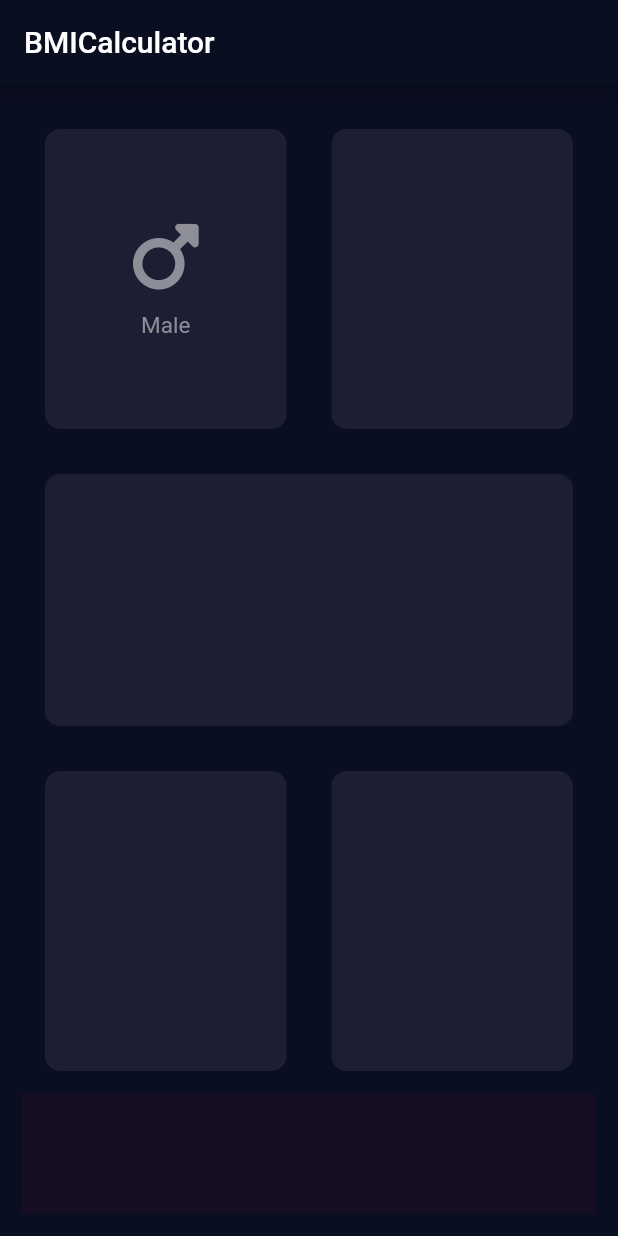
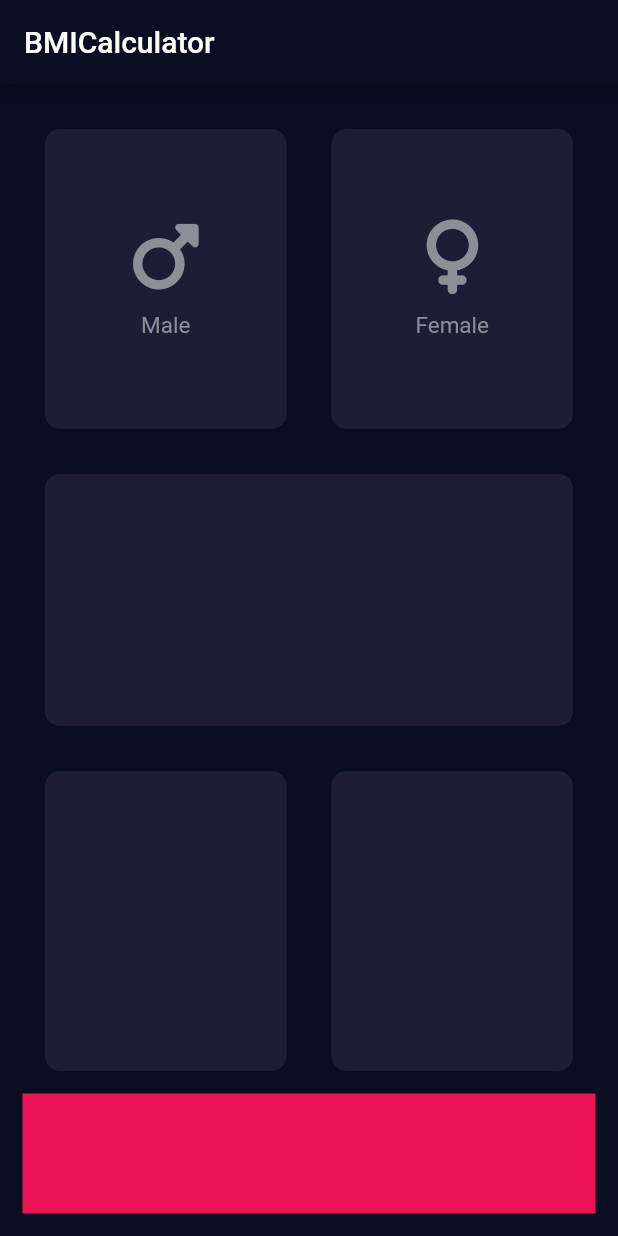
Before and after one commit to Herlarney/bmicalculator, a Flutter app: the screen it shows after launch, on a phone screen of 412 x 824 dp. Run offline on Flutter 3.47's test engine with Material 2 defaults, Android fonts, the phone set to English and light mode, and no system bars; our stand-ins replace font_awesome_flutter.

```diff
--- a/lib/iconcontent.dart
+++ b/lib/iconcontent.dart
@@ -2,6 +2,8 @@
 
 import 'package:flutter/material.dart';
 import 'package:font_awesome_flutter/font_awesome_flutter.dart';
+
+const labelTextStyle = TextStyle(fontSize: 15, color: Color(0x0FFF8D8E98));
 
 class IconContent extends StatelessWidget {
   IconContent({this.label, this.icon});
@@ -23,7 +25,7 @@ class IconContent extends StatelessWidget {
         ),
         Text(
           label!,
-          style: TextStyle(fontSize: 15, color: Color(0x0FFF8D8E98)),
+          style: labelTextStyle,
         )
       ],
     );
--- a/lib/inputpage.dart
+++ b/lib/inputpage.dart
@@ -5,9 +5,17 @@ import 'iconcontent.dart';
 import 'ReusableCard.dart';
 import 'package:font_awesome_flutter/font_awesome_flutter.dart';
 
-class BMICaculator extends StatelessWidget {
+const activecardColor = Color(0xFF1D1E33);
+const inactivecardColor = Color(0x0FF111328);
+
+class BMICaculator extends StatefulWidget {
   const BMICaculator({Key? key}) : super(key: key);
 
+  @override
+  State<BMICaculator> createState() => _BMICaculatorState();
+}
+
+class _BMICaculatorState extends State<BMICaculator> {
   @override
   Widget build(BuildContext context) {
     return MaterialApp(
@@ -30,13 +38,16 @@ class BMICaculator extends StatelessWidget {
                     label: 'Male',
                   ),
                   // ignore: prefer_const_constructors
-                  color: Color(0xFF1D1E33),
+                  color: activecardColor,
                   width: 180,
                 )),
                 Expanded(
                   child: ReusableCard(
-                    // ignore: prefer_const_constructors
-                    color: Color(0xFF1D1E33),
+                    cardChild: IconContent(
+                      icon: FontAwesomeIcons.venus,
+                      label: 'Female',
+                    ),
+                    color: activecardColor,
                     width: 180,
                   ),
                 ),
@@ -45,17 +56,17 @@ class BMICaculator extends StatelessWidget {
             Expanded(
                 child: ReusableCard(
               // ignore: prefer_const_constructors
-              color: Color(0xFF1D1E33),
+              color: activecardColor,
               width: double.infinity,
               height: double.infinity,
             )),
             Row(
               children: <Widget>[
                 Expanded(
-                    child: ReusableCard(color: Color(0xFF1D1E33), width: 180)),
+                    child: ReusableCard(color: activecardColor, width: 180)),
                 Expanded(
                     child: ReusableCard(
-                  color: Color(0xFF1D1E33),
+                  color: activecardColor,
                   width: 180,
                 )),
               ],
@@ -63,7 +74,7 @@ class BMICaculator extends StatelessWidget {
             Container(
               height: 80,
               width: double.infinity,
-              color: Color(0x0FFD1555),
+              color: Color(0x0FFEB1555),
             )
           ]),
         ),
```
